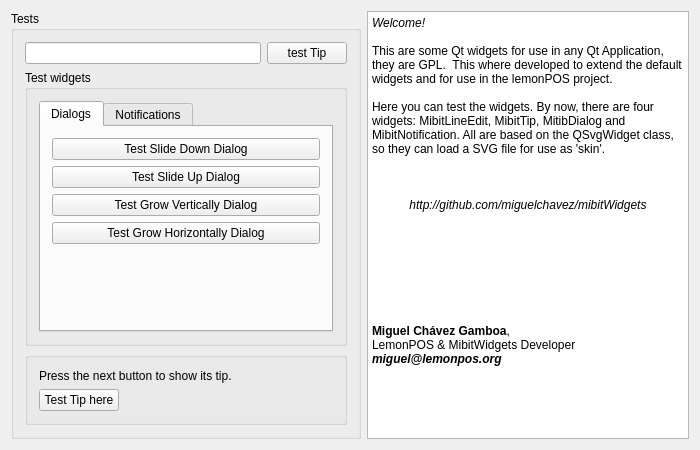
miguelchavez/mibitWidgets, file demo/mainview.ui: the form before one commit.
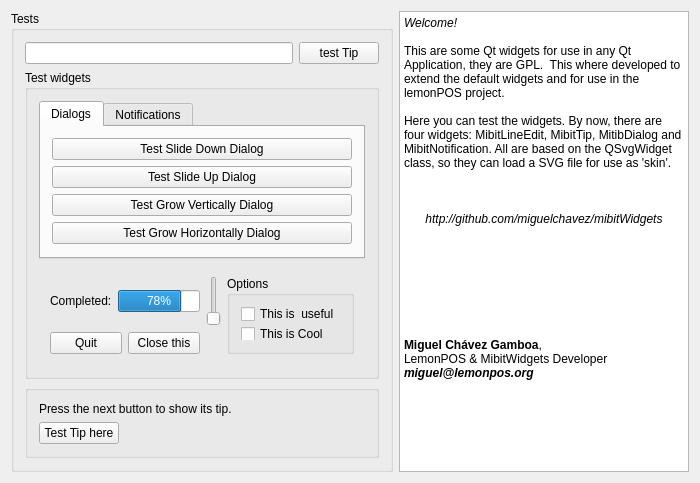
The form after the commit. Custom widgets are drawn as their Qt base class.

Commit message: Adding Floating Panel

Patch:
```diff
--- a/demo/mainview.ui
+++ b/demo/mainview.ui
@@ -157,6 +157,84 @@
            </widget>
           </widget>
          </item>
+         <item>
+          <widget class="QWidget" name="toFloat" native="true">
+           <property name="minimumSize">
+            <size>
+             <width>0</width>
+             <height>100</height>
+            </size>
+           </property>
+           <layout class="QGridLayout" name="gridLayout">
+            <item row="0" column="0">
+             <layout class="QHBoxLayout" name="horizontalLayout_3">
+              <item>
+               <widget class="QLabel" name="label">
+                <property name="text">
+                 <string>Completed:</string>
+                </property>
+               </widget>
+              </item>
+              <item>
+               <widget class="QProgressBar" name="progressBar">
+                <property name="value">
+                 <number>78</number>
+                </property>
+               </widget>
+              </item>
+             </layout>
+            </item>
+            <item row="0" column="2" rowspan="2">
+             <widget class="QGroupBox" name="Options">
+              <property name="title">
+               <string>Options</string>
+              </property>
+              <layout class="QVBoxLayout" name="verticalLayout_5">
+               <item>
+                <widget class="QCheckBox" name="checkBox">
+                 <property name="text">
+                  <string>This is  useful</string>
+                 </property>
+                </widget>
+               </item>
+               <item>
+                <widget class="QCheckBox" name="checkBox_2">
+                 <property name="text">
+                  <string>This is Cool</string>
+                 </property>
+                </widget>
+               </item>
+              </layout>
+             </widget>
+            </item>
+            <item row="1" column="0">
+             <layout class="QHBoxLayout" name="horizontalLayout_4">
+              <item>
+               <widget class="QPushButton" name="btnQuit">
+                <property name="text">
+                 <string>Quit</string>
+                </property>
+               </widget>
+              </item>
+              <item>
+               <widget class="QPushButton" name="btnClosePanel">
+                <property name="text">
+                 <string>Close this</string>
+                </property>
+               </widget>
+              </item>
+             </layout>
+            </item>
+            <item row="0" column="1">
+             <widget class="QSlider" name="slider">
+              <property name="orientation">
+               <enum>Qt::Vertical</enum>
+              </property>
+             </widget>
+            </item>
+           </layout>
+          </widget>
+         </item>
         </layout>
        </widget>
       </item>
```
Left out of the diff: 3 changed lines with no effect on the pictures. The commit also changes 7 other files.
